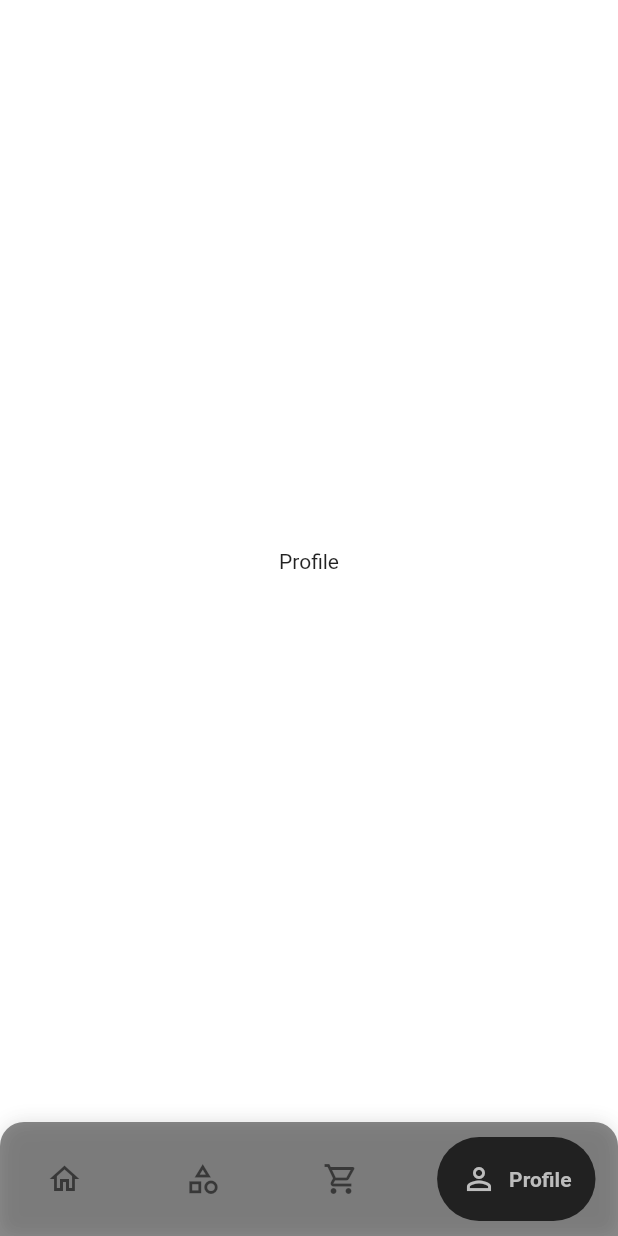
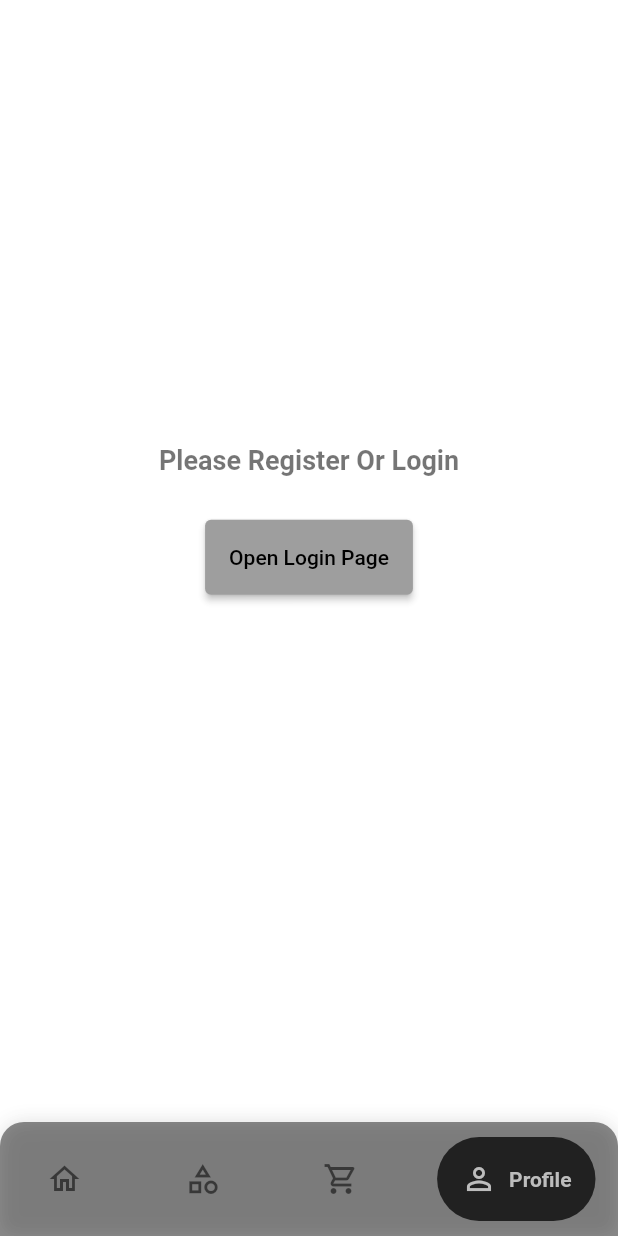
Before and after one commit to hesamzs/ShopApp, a Flutter app: the screen it shows after launch, item 4 of the bottom bar chosen, on a phone screen of 412 x 824 dp. Run offline on Flutter 3.47's test engine with Material 2 defaults, Android fonts, the phone set to English and light mode, and no system bars; drawn by our look-alikes of google_nav_bar; our stand-ins replace sqflite; accounts and stored records are empty; network calls fail.

Commit message:
Create Login/Register Page

```diff
--- a/lib/main.dart
+++ b/lib/main.dart
@@ -1,4 +1,6 @@
 import 'package:flutter/material.dart';
+import 'package:shopapp/account/login.dart';
+import 'package:shopapp/account/register.dart';
 import 'package:shopapp/pages/home_page.dart';
 import 'package:shopapp/pages/basket_page.dart';
 import 'package:shopapp/pages/category_page.dart';
@@ -16,27 +18,28 @@ class MyApp extends StatelessWidget {
   @override
   Widget build(BuildContext context) {
     return MaterialApp(
-      title: 'Flutter Demo',
+      title: 'Shop App Beta',
       theme: ThemeData(
         primarySwatch: Colors.grey,
         scaffoldBackgroundColor: Colors.white.withOpacity(0.7),
       ),
       debugShowCheckedModeBanner: false,
-      home: const MyHomePage(title: 'Flutter Demo Home Page'),
+      home: const MyHomePage(),
       routes: {
         // '': (BuildContext context) => CardPage(),
-        '/category': (BuildContext context) => SubCategory(),
         // '/basket': (BuildContext context) => BasketPage(),
         // '/profile': (BuildContext context) => ProfilePage(),
+        '/category': (BuildContext context) => SubCategory(),
         '/product': (BuildContext context) => ProductPage(),
+        'login': (context) => const MyLogin(),
+        'register': (context) => const MyRegister(),
       },
     );
   }
 }
 
 class MyHomePage extends StatefulWidget {
-  const MyHomePage({super.key, required this.title});
-  final String title;
+  const MyHomePage({super.key});
 
   @override
   State<MyHomePage> createState() => _MyHomePageState();
--- a/lib/pages/home_page.dart
+++ b/lib/pages/home_page.dart
@@ -258,7 +258,6 @@ class CardPageState extends State<CardPage> {
                         ),
                         child: GestureDetector(
                           onTap: (){
-                            // print(i);
                             Navigator.of(context).pushNamed('/product',
                                 arguments: i
                             );
@@ -339,7 +338,10 @@ class CardPageState extends State<CardPage> {
                                               height: 40,
                                               width: 40,
                                               child: IconButton(
-                                                onPressed: () => {
+                                                onPressed: () {
+                                                  setState(() {
+                                                    Navigator.of(context).pushNamed('login');
+                                                  });
                                                 },icon: Icon(
                                                 Icons.shopping_basket,
                                                 size: 26.0,
--- a/lib/pages/profile_page.dart
+++ b/lib/pages/profile_page.dart
@@ -1,12 +1,57 @@
+import 'dart:math';
+
 import 'package:flutter/material.dart';
 
 class ProfilePage extends StatelessWidget {
   @override
   Widget build(BuildContext context) {
     return Expanded(
-        child: Center(
-          child: Text("Profile"),
-        )
+      child: Column(
+        children: [
+          Container(
+            height: 25,
+          ),
+          Expanded(
+              child: Container(
+                child: Center(
+                  child: Container(
+                    height: 150,
+                    child: Column(
+                      children: [
+                        Container(
+                          height: 50,
+                          child: Text(
+                            'Please Register Or Login',
+                            textDirection: TextDirection.rtl,
+                            style: TextStyle(
+                                color: Colors.black54,
+                                fontSize: 18,
+                                fontWeight: FontWeight.bold
+                            ),
+                          ),
+                        ),
+                        Container(
+                          height: 50,
+                          child: ElevatedButton(
+                            child: Text('Open Login Page'),
+                            onPressed: () {
+                            },
+                          ),
+                        ),
+                        Container(
+                          height: 50,
+                        ),
+                      ],
+                    ),
+                  )
+                ),
+              )
+          ),
+          Container(
+            height: 30,
+          )
+        ],
+      ),
     );
   }
 }
--- a/pubspec.yaml
+++ b/pubspec.yaml
@@ -60,7 +60,9 @@ dev_dependencies:
 
 # The following section is specific to Flutter packages.
 flutter:
-
+  assets:
+    - assets/login.png
+    - assets/register.png
   # The following line ensures that the Material Icons font is
   # included with your application, so that you can use the icons in
   # the material Icons class.
```
Also changed, not shown: lib/account/login.dart (added, +144 -0 lines), lib/account/register.dart (added, +139 -0 lines), lib/api/api.dart (+11 -9 lines), assets/fonts/B Nazanin Bold_YasDL.com.ttf (renamed from assest/fonts/B Nazanin Bold_YasDL.com.ttf), assets/fonts/B Nazanin_YasDL.com.ttf (renamed from assest/fonts/B Nazanin_YasDL.com.ttf), assets/fonts/B Tir_YasDL.com.ttf (renamed from assest/fonts/B Tir_YasDL.com.ttf), assets/fonts/B Titr Bold_YasDL.com.ttf (renamed from assest/fonts/B Titr Bold_YasDL.com.ttf), assets/login.png (added), assets/register.png (added).
